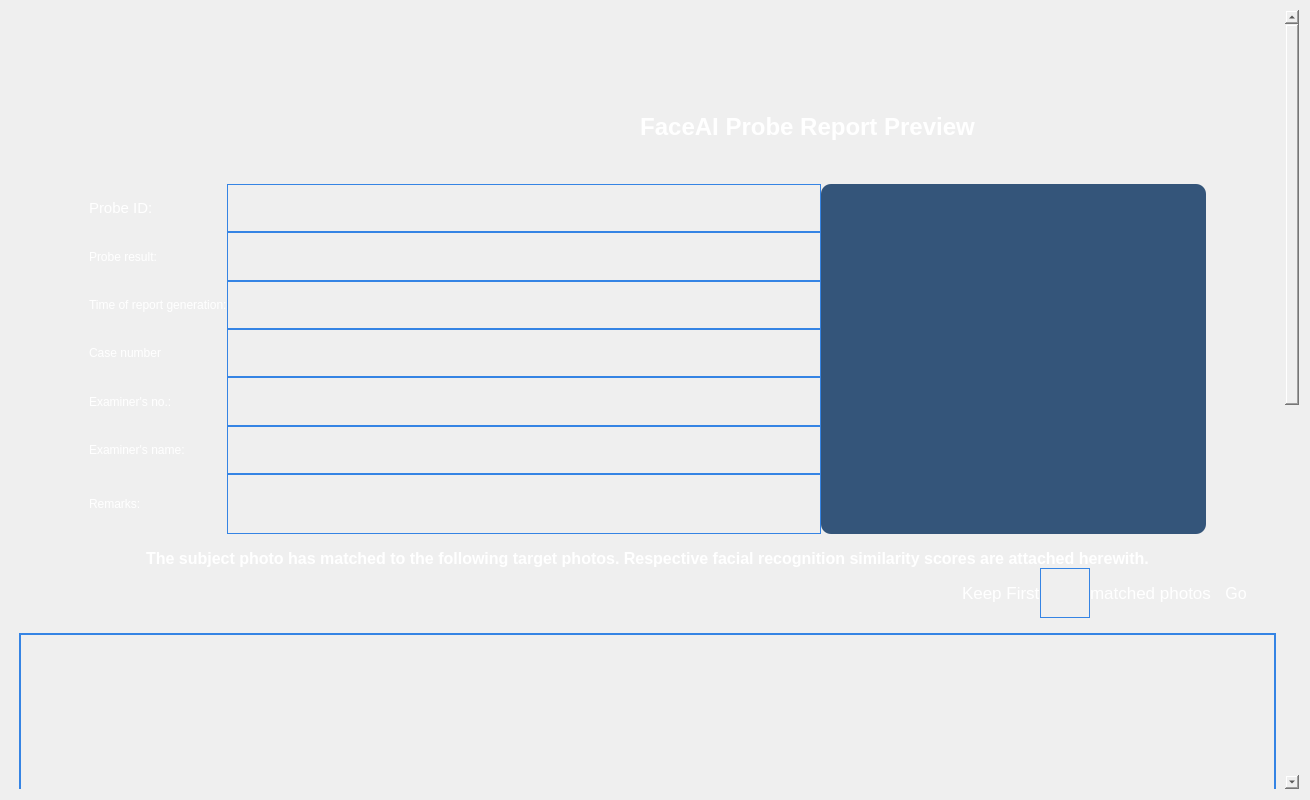
apollo-k22/FaceAI-Product, file forms/Page_5.ui: the form before one commit.
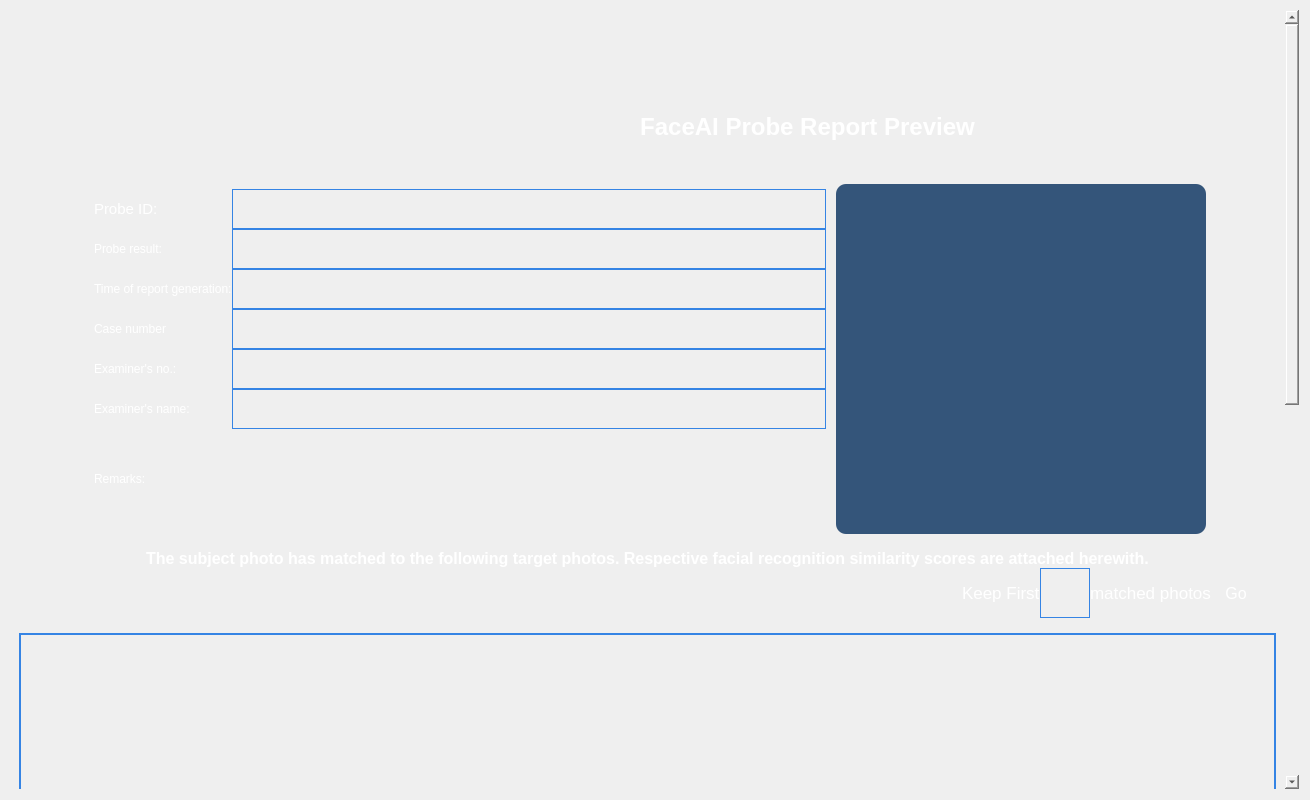
The form after the commit. Icons and pictures are not drawn.

Commit message: added status bar for showing expired status. converted confidence type to **.**% added sort function for results. fixed remarks field's multiline.

The edit to the form file:
```diff
--- a/forms/Page_5.ui
+++ b/forms/Page_5.ui
@@ -39,9 +39,9 @@
       <property name="geometry">
        <rect>
         <x>0</x>
-        <y>-722</y>
+        <y>0</y>
         <width>1274</width>
-        <height>1592</height>
+        <height>1609</height>
        </rect>
       </property>
       <property name="styleSheet">
@@ -324,6 +324,18 @@
                  <property name="rowWrapPolicy">
                   <enum>QFormLayout::DontWrapRows</enum>
                  </property>
+                 <property name="leftMargin">
+                  <number>5</number>
+                 </property>
+                 <property name="topMargin">
+                  <number>5</number>
+                 </property>
+                 <property name="rightMargin">
+                  <number>10</number>
+                 </property>
+                 <property name="bottomMargin">
+                  <number>5</number>
+                 </property>
                  <item row="0" column="0">
                   <widget class="QLabel" name="label">
                    <property name="sizePolicy">
@@ -557,24 +569,6 @@
                    </property>
                   </widget>
                  </item>
-                 <item row="8" column="1">
-                  <widget class="QLabel" name="lblRemarks">
-                   <property name="minimumSize">
-                    <size>
-                     <width>0</width>
-                     <height>60</height>
-                    </size>
-                   </property>
-                   <property name="styleSheet">
-                    <string notr="true">background:transparent;
-border: 1px solid rgb(53, 132, 228);
-color: white;</string>
-                   </property>
-                   <property name="text">
-                    <string/>
-                   </property>
-                  </widget>
-                 </item>
                  <item row="1" column="1">
                   <widget class="QLabel" name="lblProbeResult">
                    <property name="sizePolicy">
@@ -599,6 +593,13 @@
                    </property>
                   </widget>
                  </item>
+                 <item row="8" column="1">
+                  <widget class="QTextEdit" name="teditRemarks">
+                   <property name="styleSheet">
+                    <string notr="true"/>
+                   </property>
+                  </widget>
+                 </item>
                 </layout>
                </item>
               </layout>
```
The commit also changes 13 other files.
